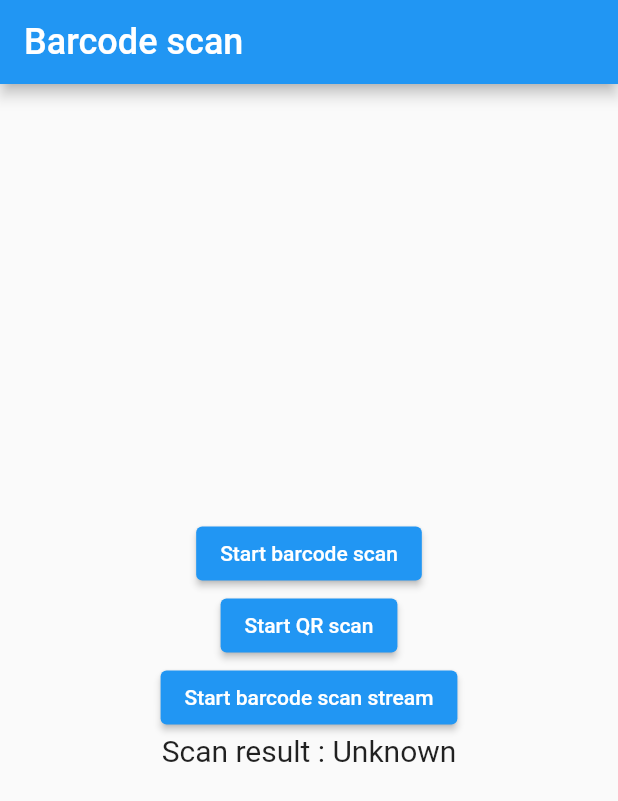
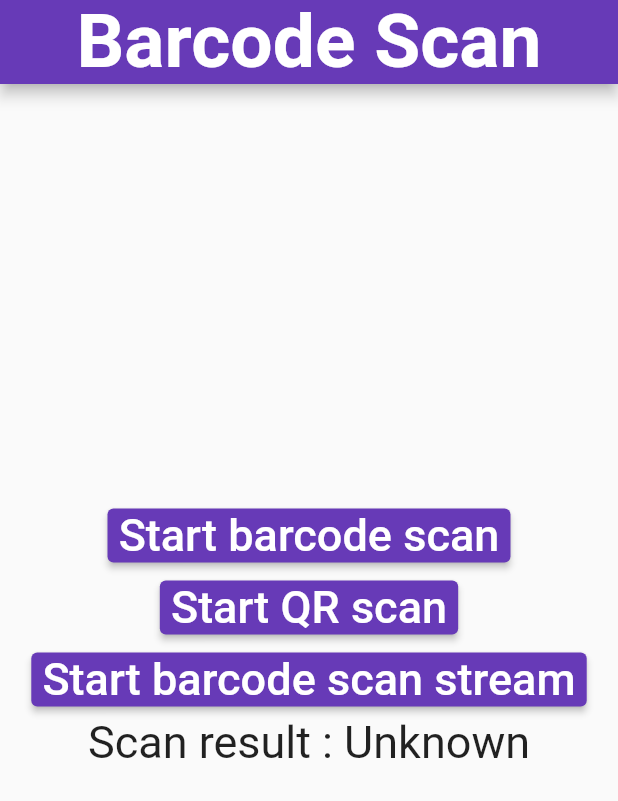
Before and after one commit to MuhammadBilalAkbar/flutter_barcode_scanner_package, a Flutter app: the screen it shows after launch, on a phone screen of 412 x 824 dp. Shown: the top 801 px of the screen. Run offline on Flutter 3.47's test engine with Material 2 defaults, Android fonts, the light colour scheme and no system bars; missing offline and left inert: flutter_barcode_scanner.

Commit message:
Initial commit

```diff
--- a/lib/main.dart
+++ b/lib/main.dart
@@ -11,11 +11,19 @@ class MyApp extends StatelessWidget {
 
   @override
   Widget build(BuildContext context) => MaterialApp(
-        title: 'Barcode scan',
+        title: 'Barcode Scan',
         theme: ThemeData(
-          primarySwatch: Colors.blue,
+          primarySwatch: Colors.deepPurple,
+          appBarTheme: const AppBarTheme(
+            centerTitle: true,
+            titleTextStyle: TextStyle(
+              fontSize: 50.0,
+              fontWeight: FontWeight.bold,
+            ),
+          ),
           textTheme: const TextTheme(
-            bodyMedium: TextStyle(fontSize: 24.0),
+            bodyMedium: TextStyle(fontSize: 30),
+            labelLarge: TextStyle(fontSize: 30),
           ),
         ),
         home: const BarCodeScanner(),
@@ -95,14 +103,9 @@ class BarCodeScannerState extends State<BarCodeScanner> {
   }
 
   @override
-  Widget build(BuildContext context) => MaterialApp(
-        home: Scaffold(
+  Widget build(BuildContext context) => Scaffold(
         appBar: AppBar(
-            title: Text(
-              'Barcode scan',
-              style: TextStyle(
-                  fontSize: Theme.of(context).textTheme.bodyMedium!.fontSize),
-            ),
+          title: const Text('Barcode Scan'),
         ),
         body: Builder(
           builder: (context) => Container(
@@ -110,7 +113,7 @@ class BarCodeScannerState extends State<BarCodeScanner> {
             child: Flex(
               direction: Axis.vertical,
               mainAxisAlignment: MainAxisAlignment.center,
-                children: <Widget>[
+              children: [
                 ElevatedButton(
                   onPressed: scanBarcodeNormal,
                   child: const Text('Start barcode scan'),
@@ -123,12 +126,8 @@ class BarCodeScannerState extends State<BarCodeScanner> {
                   onPressed: startBarcodeScanStream,
                   child: const Text('Start barcode scan stream'),
                 ),
-                  Text(
-                    'Scan result : $_scanBarcodeResult\n',
-                    style: const TextStyle(fontSize: 20),
-                  )
+                Text('Scan result : $_scanBarcodeResult\n'),
               ],
-              ),
             ),
           ),
         ),
```
Lines whose indentation alone changed are shown as unchanged.
